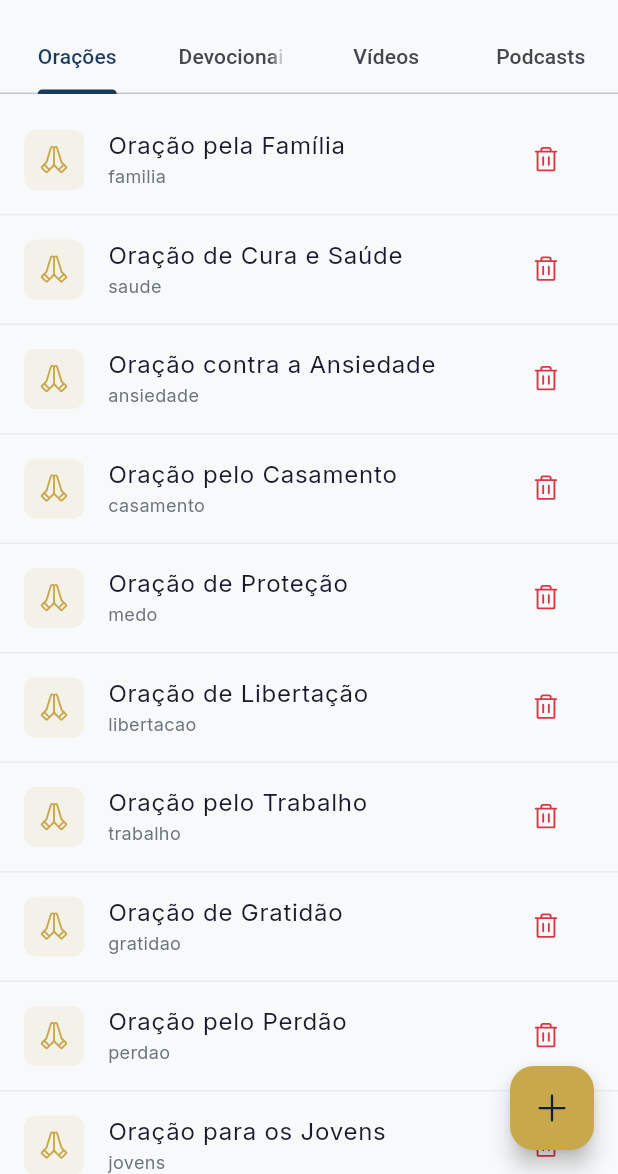
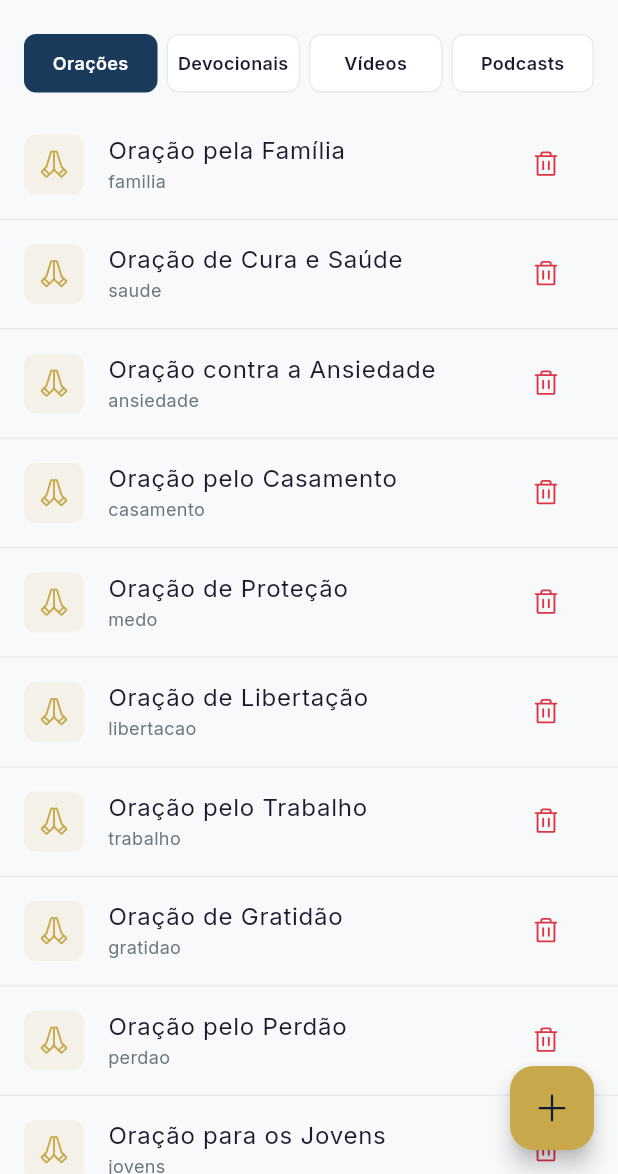
Before and after one commit to marceloterra73/ministerio-digital, a Flutter app: the AdminConteudosScreen screen opened by its route, on a phone screen of 412 x 824 dp, the part 62-1236 px from its top. Run offline on Flutter 3.47's test engine with Material 3 defaults, Android fonts, the phone set to English and light mode, and no system bars; our stand-ins replace flutter_riverpod, go_router, google_fonts, phosphor_flutter, share_plus, sqflite and 1 more; accounts and stored records are empty.

Commit message:
Substituir TabBar por botoes no admin para web

```diff
--- a/lib/features/admin/presentation/admin_conteudos_screen.dart
+++ b/lib/features/admin/presentation/admin_conteudos_screen.dart
@@ -14,24 +14,11 @@ class AdminConteudosScreen extends ConsumerStatefulWidget {
   ConsumerState<AdminConteudosScreen> createState() => _AdminConteudosScreenState();
 }
 
-class _AdminConteudosScreenState extends ConsumerState<AdminConteudosScreen>
-    with SingleTickerProviderStateMixin {
-  late TabController _tabController;
-  final _refreshKeys = <int, UniqueKey>{};
+class _AdminConteudosScreenState extends ConsumerState<AdminConteudosScreen> {
+  int _abaSelecionada = 0;
+  final _refreshKey = UniqueKey();
 
-  @override
-  void initState() {
-    super.initState();
-    _tabController = TabController(length: 4, vsync: this);
-  }
-
-  @override
-  void dispose() {
-    _tabController.dispose();
-    super.dispose();
-  }
-
-
+  static const _abas = ['Orações', 'Devocionais', 'Vídeos', 'Podcasts'];
 
   @override
   Widget build(BuildContext context) {
@@ -42,41 +29,77 @@ class _AdminConteudosScreenState extends ConsumerState<AdminConteudosScreen>
           icon: Icon(PhosphorIcons.arrowLeft()),
           onPressed: () => context.pop(),
         ),
-        bottom: TabBar(
-          controller: _tabController,
-          tabs: const [
-            Tab(text: 'Orações'),
-            Tab(text: 'Devocionais'),
-            Tab(text: 'Vídeos'),
-            Tab(text: 'Podcasts'),
-          ],
-        ),
       ),
-      body: TabBarView(
-        controller: _tabController,
+      body: Column(
         children: [
-          _OracoesTab(refreshKey: _refreshKeys[0]),
-          _DevocionaisTab(refreshKey: _refreshKeys[1]),
-          _VideosTab(refreshKey: _refreshKeys[2]),
-          _PodcastsTab(refreshKey: _refreshKeys[3]),
+          Container(
+            width: double.infinity,
+            padding: const EdgeInsets.fromLTRB(16, 8, 16, 4),
+            child: Row(
+              children: List.generate(_abas.length, (i) {
+                final selecionada = i == _abaSelecionada;
+                return Expanded(
+                  child: Padding(
+                    padding: EdgeInsets.only(right: i < _abas.length - 1 ? 6 : 0),
+                    child: GestureDetector(
+                      onTap: () => setState(() => _abaSelecionada = i),
+                      child: AnimatedContainer(
+                        duration: Duration(milliseconds: 200),
+                        padding: const EdgeInsets.symmetric(vertical: 10),
+                        decoration: BoxDecoration(
+                          color: selecionada ? AppColors.primary : AppColors.surface,
+                          borderRadius: BorderRadius.circular(8),
+                          border: Border.all(
+                            color: selecionada ? AppColors.primary : AppColors.border,
+                          ),
+                        ),
+                        child: Text(
+                          _abas[i],
+                          textAlign: TextAlign.center,
+                          style: AppTypography.labelMedium.copyWith(
+                            color: selecionada ? AppColors.textOnPrimary : AppColors.textPrimary,
+                            fontWeight: FontWeight.w600,
+                          ),
+                        ),
+                      ),
+                    ),
+                  ),
+                );
+              }),
+            ),
+          ),
+          Expanded(
+            key: ValueKey(_refreshKey.toString() + _abaSelecionada.toString()),
+            child: _buildAbaConteudo(),
+          ),
         ],
       ),
-      floatingActionButton: Builder(
-        builder: (context) {
-          final index = _tabController.index;
-          return FloatingActionButton(
-            onPressed: () => _mostrarDialogAdicionar(context, index),
-            backgroundColor: AppColors.secondary,
-            foregroundColor: AppColors.primaryDark,
-            child: Icon(PhosphorIcons.plus()),
-          );
-        },
+      floatingActionButton: FloatingActionButton(
+        onPressed: () => _mostrarDialogAdicionar(context),
+        backgroundColor: AppColors.secondary,
+        foregroundColor: AppColors.primaryDark,
+        child: Icon(PhosphorIcons.plus()),
       ),
     );
   }
 
-  void _mostrarDialogAdicionar(BuildContext context, int tabIndex) {
-    switch (tabIndex) {
+  Widget _buildAbaConteudo() {
+    switch (_abaSelecionada) {
+      case 0:
+        return _OracoesTab();
+      case 1:
+        return _DevocionaisTab();
+      case 2:
+        return _VideosTab();
+      case 3:
+        return _PodcastsTab();
+      default:
+        return const SizedBox.shrink();
+    }
+  }
+
+  void _mostrarDialogAdicionar(BuildContext context) {
+    switch (_abaSelecionada) {
       case 0:
         _mostrarDialogAdicionarOracao(context);
       case 1:
@@ -433,9 +456,7 @@ class _AdminConteudosScreenState extends ConsumerState<AdminConteudosScreen>
 }
 
 class _OracoesTab extends ConsumerWidget {
-  final Key? refreshKey;
-
-  const _OracoesTab({this.refreshKey});
+  const _OracoesTab();
 
   @override
   Widget build(BuildContext context, WidgetRef ref) {
@@ -443,7 +464,6 @@ class _OracoesTab extends ConsumerWidget {
     final adminRepo = ref.read(adminRepositoryProvider);
 
     return FutureBuilder<List<Oracao>>(
-      key: refreshKey,
       future: oracaoRepo.getAllOracoes(),
       builder: (context, snapshot) {
         if (snapshot.connectionState == ConnectionState.waiting) {
@@ -510,9 +530,7 @@ class _OracoesTab extends ConsumerWidget {
 }
 
 class _DevocionaisTab extends ConsumerWidget {
-  final Key? refreshKey;
-
-  const _DevocionaisTab({this.refreshKey});
+  const _DevocionaisTab();
 
   @override
   Widget build(BuildContext context, WidgetRef ref) {
@@ -520,7 +538,6 @@ class _DevocionaisTab extends ConsumerWidget {
     final adminRepo = ref.read(adminRepositoryProvider);
 
     return FutureBuilder<List<Devocional>>(
-      key: refreshKey,
       future: devocionalRepo.getAllDevocionais(),
       builder: (context, snapshot) {
         if (snapshot.connectionState == ConnectionState.waiting) {
@@ -593,9 +610,7 @@ class _DevocionaisTab extends ConsumerWidget {
 }
 
 class _VideosTab extends ConsumerWidget {
-  final Key? refreshKey;
-
-  const _VideosTab({this.refreshKey});
+  const _VideosTab();
 
   @override
   Widget build(BuildContext context, WidgetRef ref) {
@@ -603,7 +618,6 @@ class _VideosTab extends ConsumerWidget {
     final adminRepo = ref.read(adminRepositoryProvider);
 
     return FutureBuilder<List<Video>>(
-      key: refreshKey,
       future: videoRepo.getAllVideos(),
       builder: (context, snapshot) {
         if (snapshot.connectionState == ConnectionState.waiting) {
@@ -670,9 +684,7 @@ class _VideosTab extends ConsumerWidget {
 }
 
 class _PodcastsTab extends ConsumerWidget {
-  final Key? refreshKey;
-
-  const _PodcastsTab({this.refreshKey});
+  const _PodcastsTab();
 
   @override
   Widget build(BuildContext context, WidgetRef ref) {
@@ -680,7 +692,6 @@ class _PodcastsTab extends ConsumerWidget {
     final adminRepo = ref.read(adminRepositoryProvider);
 
     return FutureBuilder<List<Podcast>>(
-      key: refreshKey,
       future: podcastRepo.getAllPodcasts(),
       builder: (context, snapshot) {
         if (snapshot.connectionState == ConnectionState.waiting) {
```
